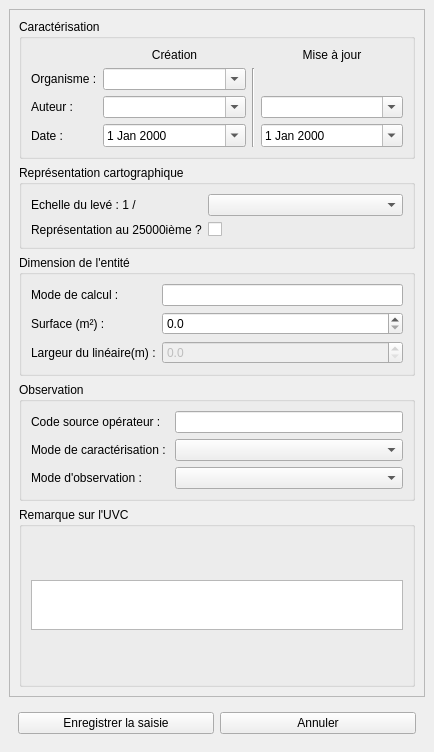
Before: the Qt Designer form src/ui/form_uvc.ui in IGNF/saisie_carhab, drawn with Qt 5.
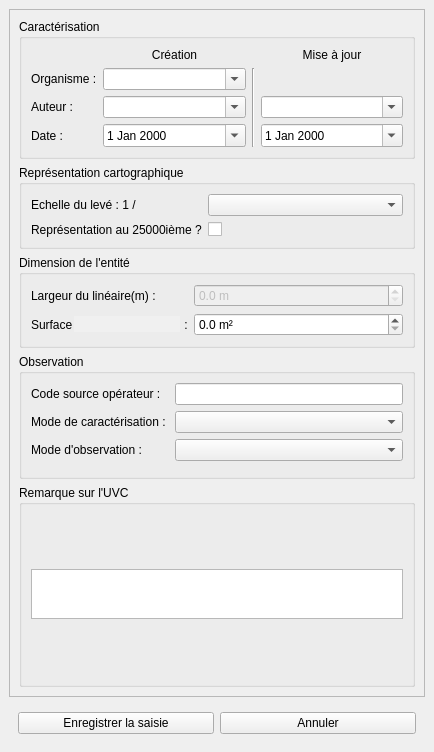
After: the same form once the commit is applied.

The edit to the form file:
```diff
--- a/src/ui/form_uvc.ui
+++ b/src/ui/form_uvc.ui
@@ -205,38 +205,20 @@
           </property>
           <layout class="QFormLayout" name="formLayout_7">
            <item row="2" column="0">
-            <widget class="QLabel" name="label_11">
-             <property name="text">
-              <string>Surface (m²) : </string>
-             </property>
-            </widget>
-           </item>
-           <item row="3" column="0">
             <widget class="QLabel" name="label">
              <property name="text">
               <string>Largeur du linéaire(m) :</string>
              </property>
             </widget>
            </item>
-           <item row="1" column="1">
-            <widget class="QLineEdit" name="calc_surf">
-             <property name="readOnly">
-              <bool>true</bool>
-             </property>
-            </widget>
-           </item>
-           <item row="1" column="0">
-            <widget class="QLabel" name="label_9">
-             <property name="text">
-              <string>Mode de calcul :</string>
-             </property>
-            </widget>
-           </item>
-           <item row="3" column="1">
+           <item row="2" column="1">
             <widget class="QDoubleSpinBox" name="larg_lin">
              <property name="enabled">
               <bool>false</bool>
              </property>
+             <property name="suffix">
+              <string> m</string>
+             </property>
              <property name="decimals">
               <number>1</number>
              </property>
@@ -245,8 +227,68 @@
              </property>
             </widget>
            </item>
-           <item row="2" column="1">
+           <item row="4" column="0">
+            <widget class="QWidget" name="widget_2" native="true">
+             <layout class="QHBoxLayout" name="horizontalLayout_2">
+              <property name="spacing">
+               <number>1</number>
+              </property>
+              <property name="sizeConstraint">
+               <enum>QLayout::SetMinimumSize</enum>
+              </property>
+              <property name="leftMargin">
+               <number>0</number>
+              </property>
+              <property name="topMargin">
+               <number>0</number>
+              </property>
+              <property name="rightMargin">
+               <number>0</number>
+              </property>
+              <property name="bottomMargin">
+               <number>0</number>
+              </property>
+              <item>
+               <widget class="QLabel" name="label_11">
+                <property name="text">
+                 <string>Surface</string>
+                </property>
+               </widget>
+              </item>
+              <item>
+               <widget class="QLineEdit" name="calc_surf">
+                <property name="sizePolicy">
+                 <sizepolicy hsizetype="MinimumExpanding" vsizetype="Fixed">
+                  <horstretch>0</horstretch>
+                  <verstretch>0</verstretch>
+                 </sizepolicy>
+                </property>
+                <property name="styleSheet">
+                 <string notr="true">background-color: rgb(240, 240, 240);</string>
+                </property>
+                <property name="maxLength">
+                 <number>8</number>
+                </property>
+                <property name="frame">
+                 <bool>false</bool>
+                </property>
+               </widget>
+              </item>
+              <item>
+               <widget class="QLabel" name="label_9">
+                <property name="text">
+                 <string> :</string>
+                </property>
+               </widget>
+              </item>
+             </layout>
+            </widget>
+           </item>
+           <item row="4" column="1">
             <widget class="QDoubleSpinBox" name="surface">
+             <property name="suffix">
+              <string> m²</string>
+             </property>
              <property name="decimals">
               <number>1</number>
              </property>
@@ -270,14 +312,7 @@
            <item row="1" column="1">
             <widget class="QLineEdit" name="cd_src_op"/>
            </item>
-           <item row="1" column="0">
-            <widget class="QLabel" name="label_15">
-             <property name="text">
-              <string>Code source opérateur : </string>
-             </property>
-            </widget>
-           </item>
-           <item row="2" column="0">
+           <item row="12" column="0">
             <widget class="QWidget" name="widget_5" native="true">
              <layout class="QVBoxLayout" name="verticalLayout_7">
               <property name="leftMargin">
@@ -292,24 +327,10 @@
               <property name="bottomMargin">
                <number>0</number>
               </property>
-              <item>
-               <widget class="QLabel" name="label_13">
-                <property name="text">
-                 <string>Mode de caractérisation : </string>
-                </property>
-               </widget>
-              </item>
-              <item>
-               <widget class="QLabel" name="label_14">
-                <property name="text">
-                 <string>Mode d'observation : </string>
-                </property>
-               </widget>
-              </item>
              </layout>
             </widget>
            </item>
-           <item row="2" column="1">
+           <item row="12" column="1">
             <widget class="QWidget" name="observation" native="true">
              <layout class="QVBoxLayout" name="verticalLayout_8">
               <property name="leftMargin">
@@ -324,41 +345,62 @@
               <property name="bottomMargin">
                <number>0</number>
               </property>
-              <item>
-               <widget class="QComboBox" name="mode_carac">
-                <property name="sizePolicy">
-                 <sizepolicy hsizetype="MinimumExpanding" vsizetype="Fixed">
-                  <horstretch>0</horstretch>
-                  <verstretch>0</verstretch>
-                 </sizepolicy>
-                </property>
-                <property name="editable">
-                 <bool>false</bool>
-                </property>
-                <property name="sizeAdjustPolicy">
-                 <enum>QComboBox::AdjustToMinimumContentsLength</enum>
-                </property>
-               </widget>
-              </item>
-              <item>
-               <widget class="QComboBox" name="mode_obser">
-                <property name="sizePolicy">
-                 <sizepolicy hsizetype="MinimumExpanding" vsizetype="Fixed">
-                  <horstretch>0</horstretch>
-                  <verstretch>0</verstretch>
-                 </sizepolicy>
-                </property>
-                <property name="editable">
-                 <bool>false</bool>
-                </property>
-                <property name="sizeAdjustPolicy">
-                 <enum>QComboBox::AdjustToMinimumContentsLength</enum>
-                </property>
-               </widget>
-              </item>
              </layout>
             </widget>
            </item>
+           <item row="1" column="0">
+            <widget class="QLabel" name="label_15">
+             <property name="text">
+              <string>Code source opérateur : </string>
+             </property>
+            </widget>
+           </item>
+           <item row="2" column="0">
+            <widget class="QLabel" name="label_13">
+             <property name="text">
+              <string>Mode de caractérisation : </string>
+             </property>
+            </widget>
+           </item>
+           <item row="2" column="1">
+            <widget class="QComboBox" name="mode_carac">
+             <property name="sizePolicy">
+              <sizepolicy hsizetype="MinimumExpanding" vsizetype="Fixed">
+               <horstretch>0</horstretch>
+               <verstretch>0</verstretch>
+              </sizepolicy>
+             </property>
+             <property name="editable">
+              <bool>false</bool>
+             </property>
+             <property name="sizeAdjustPolicy">
+              <enum>QComboBox::AdjustToMinimumContentsLength</enum>
+             </property>
+            </widget>
+           </item>
+           <item row="4" column="1">
+            <widget class="QComboBox" name="mode_obser">
+             <property name="sizePolicy">
+              <sizepolicy hsizetype="MinimumExpanding" vsizetype="Fixed">
+               <horstretch>0</horstretch>
+               <verstretch>0</verstretch>
+              </sizepolicy>
+             </property>
+             <property name="editable">
+              <bool>false</bool>
+             </property>
+             <property name="sizeAdjustPolicy">
+              <enum>QComboBox::AdjustToMinimumContentsLength</enum>
+             </property>
+            </widget>
+           </item>
+           <item row="4" column="0">
+            <widget class="QLabel" name="label_14">
+             <property name="text">
+              <string>Mode d'observation : </string>
+             </property>
+            </widget>
+           </item>
           </layout>
          </widget>
         </item>
```
Left out of the diff: 3 changed lines with no effect on the pictures.
